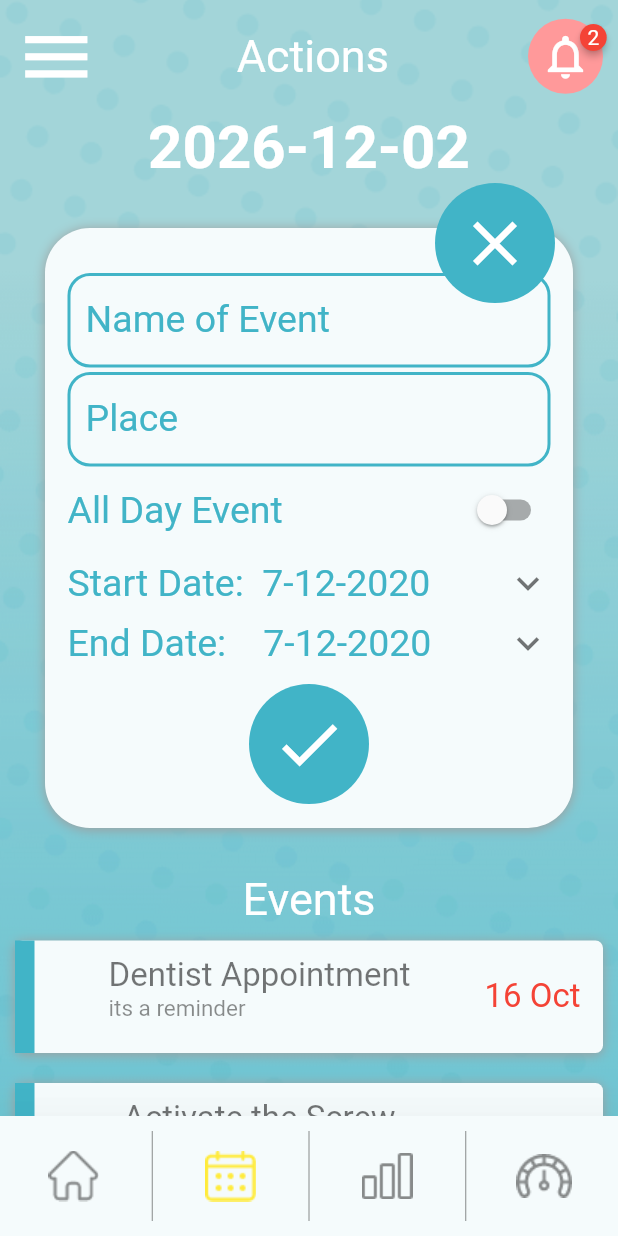
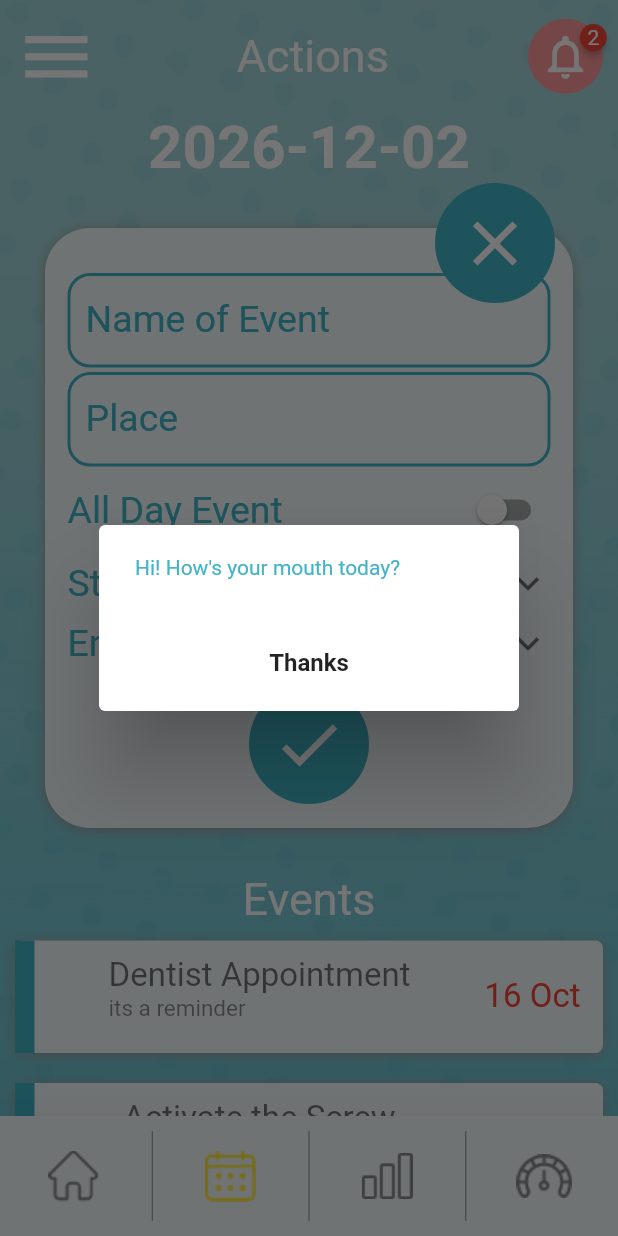
Before and after one commit to SyedMuhammadMuhid/Laboratoire, a Flutter app: the screen it shows once a user with an empty profile is signed in, item 2 of the bottom bar chosen, after a tap on the "add" icon, on a phone screen of 412 x 824 dp. Run offline on Flutter 3.47's test engine with Material 2 defaults, Android fonts, the phone set to English and light mode, and no system bars; drawn by our look-alikes of badges; our stand-ins replace cloud_firestore, firebase_auth, firebase_core, firebase_messaging, firebase_storage, fluttertoast and 3 more; missing offline and left inert: indexed_list_view; accounts and stored records are empty; Roboto replaces fonts that are missing (Heebo).

Commit message:
motivation popup

```diff
--- a/lib/Constant/Constants.dart
+++ b/lib/Constant/Constants.dart
@@ -28,3 +28,7 @@ String Image_url='gs://laboratoire-bellomo.appspot.com/propic.png';
 int number_of_Jours=0;
 int One_time_only=0;
 int index_of_the_day_constant=0;
+
+int Init=1;
+int Mid=0;
+int Init2=0;
--- a/lib/Constant/data.dart
+++ b/lib/Constant/data.dart
@@ -113,6 +113,14 @@ List performance_list = [
       logo: 'assets/white_medal.png')
 ];
 List notification_list = [
-  'Au-s tu Active la vis?',
-  'As-tu nettoye ton appareil\napres ton dejeuner?'
+  'Reminder to rinse your mouth with fluoride every day',
+  'Did you wear your device last night?',
+  'Did you clean your appliance after your breakfast?',
+  'Did you clean your braces after lunch?',
+  ' Did you clean your braces after dinner?',
+  'Did you talk while biting on to your device?',
+  'Have you activated the screw?',
+  'How many hours did you wear your braces today including last night?',
+
 ];
+List notification_timing=['7:00 AM','8:00 AM','9:00 AM','1:00 PM','7:00 PM', '8:00 PM', '9:00 PM','9:00 PM'];
--- /dev/null
+++ b/lib/Popups/Motivation_popup.dart
@@ -0,0 +1,73 @@
+import 'package:flutter/material.dart';
+import 'package:google_fonts/google_fonts.dart';
+import 'package:sample_screen/Constant/data.dart';
+import 'package:sample_screen/Services/Auth_Services.dart';
+import 'package:sample_screen/Wrapper.dart';
+import 'package:sample_screen/main.dart';
+import 'package:intl/intl.dart';
+
+
+void Motivation_popup( BuildContext context, int Points, String Cleaning, int Init )
+{
+  List Motivation_Statements=[
+
+    "Congratulations! You are halfway through daily points! Keep it up!",
+    "Congratulations! You are the cleaning pro!",
+    //"Wow! You've been wearing your ${Device} machine for nights in a row!",
+    "Hello? Don't you want to collect your points today?",
+    "Hi! How's your mouth today?",
+    "Hi! How are you feeling today?",
+    "Congratulations! You are halfway through your treatment! Keep it up!"
+  ];
+       //5:08 PM
+
+
+  int index=null;
+
+ if(Points==50 ){
+   index=0;
+ }
+ else if(Points==0){
+   index=2;
+ }
+ else if(Cleaning ==To_do[1] || Cleaning == To_do[2] || Cleaning== To_do[4]){
+
+   index=1;
+ }
+ else if(Init==0 ){
+   index=4;
+ }
+
+ else if(Init==1){
+   index=3;
+ }
+ else if( Init==100){
+   index=5;
+ }
+
+  if(index!=null){
+  showDialog(
+      context: context,
+      builder: (BuildContext context){
+        return AlertDialog(
+          content: Text(Motivation_Statements[index], style: TextStyle(color: Color(0xff41B4C7),fontSize: 14),),
+          actions: <Widget>[
+            Row(
+              mainAxisAlignment: MainAxisAlignment.center,
+              children: <Widget>[
+                FlatButton(
+                  child: Text('Thanks', style: GoogleFonts.heebo(fontWeight: FontWeight.bold, fontSize: 16 ),),
+                  onPressed: (){
+                    Navigator.pop(context);
+                  },
+                ),
+              ],
+            )
+          ],
+
+        );
+      }
+
+  );
+  }
+}
--- a/lib/Screens/Calender_Screen.dart
+++ b/lib/Screens/Calender_Screen.dart
@@ -3,6 +3,7 @@ import 'package:flutter/material.dart';
 import 'package:google_fonts/google_fonts.dart';
 import 'package:sample_screen/Constant/Constants.dart';
 import 'package:sample_screen/Constant/data.dart';
+import 'package:sample_screen/Popups/Motivation_popup.dart';
 import 'package:sample_screen/Screens/Notification_Screen.dart';
 import 'package:sample_screen/Screens/Profile.dart';
 import 'package:sample_screen/widgets/EventCard.dart';
@@ -33,8 +34,17 @@ class _CalenderScreenState extends State<CalenderScreen> {
     _dateTime_start=DateTime.now();
     _dateTime_end=DateTime.now();
   }
+
+  @override
+  void didChangeDependencies() {
+    // TODO: implement didChangeDependencies
+    super.didChangeDependencies();
+
+  }
   @override
   Widget build(BuildContext context) {
+
+
     return Container(
         decoration: BoxDecoration(
         image: DecorationImage(
@@ -216,6 +226,8 @@ class _CalenderScreenState extends State<CalenderScreen> {
             Positioned(left: 290,child: GestureDetector(onTap: (){
               setState(() {
                 clicked_check=!clicked_check;
+                Motivation_popup(context,-1, " ", Init);
+                Init++;
               });
 
             },child: CircleAvatar(radius:40,backgroundColor: Color(0xff41B4C7),child: Icon(clicked_check==false?Icons.add:Icons.clear, color: Colors.white,size: 50,),))),
--- a/lib/Screens/Notification_Screen.dart
+++ b/lib/Screens/Notification_Screen.dart
@@ -3,6 +3,7 @@ import 'package:google_fonts/google_fonts.dart';
 import 'package:sample_screen/Constant/Constants.dart';
 import 'package:sample_screen/Constant/data.dart';
 import 'package:sample_screen/widgets/NotificationCard.dart';
+import 'package:intl/intl.dart';
 
 import 'Home.dart';
 class NotificationScreen extends StatefulWidget {
@@ -13,6 +14,10 @@ class NotificationScreen extends StatefulWidget {
 class _NotificationScreenState extends State<NotificationScreen> {
   @override
   Widget build(BuildContext context) {
+    DateTime now = DateTime.now();
+
+    String formattedTime = DateFormat.jm().format(now);
+    print(formattedTime);
     return Container(
         decoration: BoxDecoration(
         image: DecorationImage(
--- a/lib/widgets/FaireCard.dart
+++ b/lib/widgets/FaireCard.dart
@@ -6,6 +6,7 @@ import 'package:google_fonts/google_fonts.dart';
 import 'package:provider/provider.dart';
 import 'package:sample_screen/Constant/Constants.dart';
 import 'package:sample_screen/Constant/data.dart';
+import 'package:sample_screen/Popups/Motivation_popup.dart';
 import 'package:sample_screen/Services/database.dart';
 
 class FaireCard extends StatefulWidget {
@@ -99,6 +100,8 @@ class _FaireCardState extends State<FaireCard> {
                             DatabaseService(uid: user.uid).UpdatePointsTotal("TotalPoints", document_id,total_point_of_the_day );
                             Iam_oops=false;
                             clicked = true;
+                            Motivation_popup(context, -1 ,Data , -1);
+
                           }
                           else if (clicked) {
                             image_link = "assets/trans_img.png";
@@ -111,6 +114,7 @@ class _FaireCardState extends State<FaireCard> {
 
                             DatabaseService(uid: user.uid).UpdatePointsTotal("TotalPoints", document_id,total_point_of_the_day);
                             }
+                            Motivation_popup(context, total_point_of_the_day ,'' , -1);
 
                           }
                         });
```
Also changed, not shown: lib/widgets/Days.dart (+14 -3 lines), lib/widgets/HomeScreen.dart (+20 -7 lines), lib/widgets/NotificationCard.dart (+9 -1 lines).
